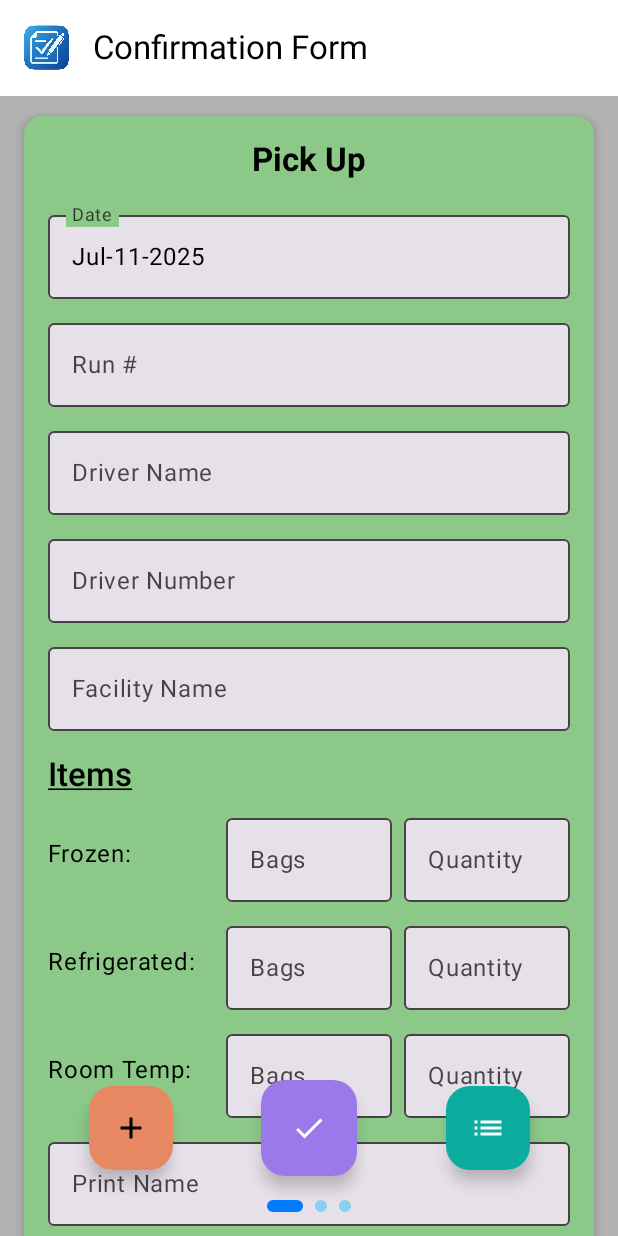
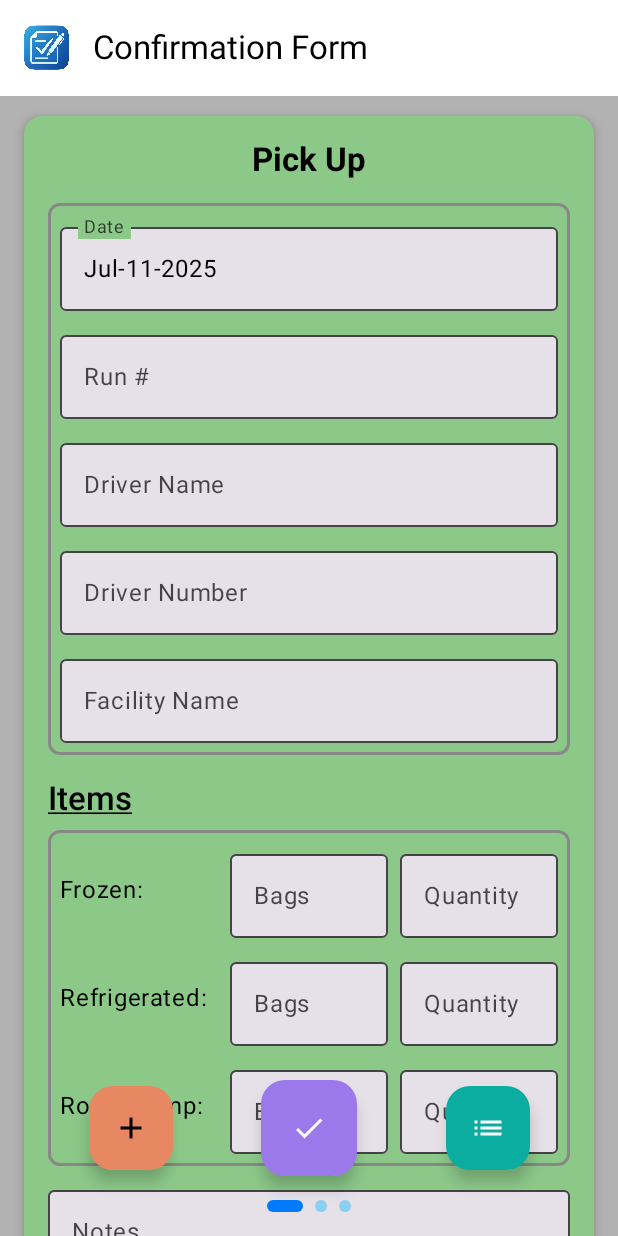
Before and after one commit to sthao42/quickform, an Android app built with Jetpack Compose: the screen it shows after launch (MainActivity), on a phone screen of 412 x 824 dp. Run offline under Robolectric (Android 15) with nearby library versions, the phone set to English and light mode, and no system bars; our stand-ins replace Room's generated code.

Commit message:
additional field and UI

```diff
--- a/app/src/main/java/com/sthao/quickform/FormDatabase.kt
+++ b/app/src/main/java/com/sthao/quickform/FormDatabase.kt
@@ -8,7 +8,7 @@ import androidx.room.migration.Migration
 import androidx.sqlite.db.SupportSQLiteDatabase
 import com.sthao.quickform.util.Constants.DATABASE_NAME
 
-@Database(entities = [FormEntry::class, FormImage::class], version = 7, exportSchema = false)
+@Database(entities = [FormEntry::class, FormImage::class], version = 8, exportSchema = false)
 abstract class FormDatabase : RoomDatabase() {
 
     abstract fun formDao(): FormDao
@@ -48,6 +48,13 @@ abstract class FormDatabase : RoomDatabase() {
             }
         }
 
+        private val MIGRATION_7_8 = object : Migration(7, 8) {
+            override fun migrate(db: SupportSQLiteDatabase) {
+                db.execSQL("ALTER TABLE form_entries ADD COLUMN pickupAdditionalNotes TEXT")
+                db.execSQL("ALTER TABLE form_entries ADD COLUMN dropoffAdditionalNotes TEXT")
+            }
+        }
+
         fun getDatabase(context: Context): FormDatabase {
             return INSTANCE ?: synchronized(this) {
                 val instance = Room.databaseBuilder(
@@ -55,7 +62,7 @@ abstract class FormDatabase : RoomDatabase() {
                     FormDatabase::class.java,
                     DATABASE_NAME
                 )
-                    .addMigrations(MIGRATION_5_6, MIGRATION_6_7)
+                    .addMigrations(MIGRATION_5_6, MIGRATION_6_7, MIGRATION_7_8)
                     .build()
                 INSTANCE = instance
                 instance
--- a/app/src/main/java/com/sthao/quickform/FormEntry.kt
+++ b/app/src/main/java/com/sthao/quickform/FormEntry.kt
@@ -41,6 +41,7 @@ data class FormEntry(
     val pickupMoneyBagsQuantity: String?,
     val pickupOthersQuantity: String?,
     val pickupNotes: String?,
+    val pickupAdditionalNotes: String?,
     val pickupPrintSignatureOne: String?,
     val pickupPrintSignatureTwo: String?,
     val pickupSignatureOne: ByteArray?, // Stored as BLOB
@@ -64,6 +65,7 @@ data class FormEntry(
     val dropoffMoneyBagsQuantity: String?,
     val dropoffOthersQuantity: String?,
     val dropoffNotes: String?,
+    val dropoffAdditionalNotes: String?,
     val dropoffPrintSignatureOne: String?,
     val dropoffPrintSignatureTwo: String?,
     val dropoffSignatureOne: ByteArray?, // Stored as BLOB
@@ -95,6 +97,7 @@ data class FormEntry(
         if (pickupMoneyBagsQuantity != other.pickupMoneyBagsQuantity) return false
         if (pickupOthersQuantity != other.pickupOthersQuantity) return false
         if (pickupNotes != other.pickupNotes) return false
+        if (pickupAdditionalNotes != other.pickupAdditionalNotes) return false
         if (pickupPrintSignatureOne != other.pickupPrintSignatureOne) return false
         if (pickupPrintSignatureTwo != other.pickupPrintSignatureTwo) return false
         if (pickupSignatureOne != null) {
@@ -122,6 +125,7 @@ data class FormEntry(
         if (dropoffMoneyBagsQuantity != other.dropoffMoneyBagsQuantity) return false
         if (dropoffOthersQuantity != other.dropoffOthersQuantity) return false
         if (dropoffNotes != other.dropoffNotes) return false
+        if (dropoffAdditionalNotes != other.dropoffAdditionalNotes) return false
         if (dropoffPrintSignatureOne != other.dropoffPrintSignatureOne) return false
         if (dropoffPrintSignatureTwo != other.dropoffPrintSignatureTwo) return false
         if (dropoffSignatureOne != null) {
@@ -156,6 +160,7 @@ data class FormEntry(
         result = 31 * result + (pickupMoneyBagsQuantity?.hashCode() ?: 0)
         result = 31 * result + (pickupOthersQuantity?.hashCode() ?: 0)
         result = 31 * result + (pickupNotes?.hashCode() ?: 0)
+        result = 31 * result + (pickupAdditionalNotes?.hashCode() ?: 0)
         result = 31 * result + (pickupPrintSignatureOne?.hashCode() ?: 0)
         result = 31 * result + (pickupPrintSignatureTwo?.hashCode() ?: 0)
         result = 31 * result + (pickupSignatureOne?.contentHashCode() ?: 0)
@@ -177,6 +182,7 @@ data class FormEntry(
         result = 31 * result + (dropoffMoneyBagsQuantity?.hashCode() ?: 0)
         result = 31 * result + (dropoffOthersQuantity?.hashCode() ?: 0)
         result = 31 * result + (dropoffNotes?.hashCode() ?: 0)
+        result = 31 * result + (dropoffAdditionalNotes?.hashCode() ?: 0)
         result = 31 * result + (dropoffPrintSignatureOne?.hashCode() ?: 0)
         result = 31 * result + (dropoffPrintSignatureTwo?.hashCode() ?: 0)
         result = 31 * result + (dropoffSignatureOne?.contentHashCode() ?: 0)
--- a/app/src/main/java/com/sthao/quickform/ui/pickup/PickupScreen.kt
+++ b/app/src/main/java/com/sthao/quickform/ui/pickup/PickupScreen.kt
@@ -1,5 +1,8 @@
 package com.sthao.quickform.ui.pickup
 
+import androidx.compose.foundation.BorderStroke
+import androidx.compose.foundation.border
+import androidx.compose.foundation.shape.RoundedCornerShape
 import androidx.compose.foundation.interaction.MutableInteractionSource
 import androidx.compose.foundation.interaction.collectIsPressedAsState
 import androidx.compose.foundation.layout.Arrangement
@@ -29,6 +32,7 @@ import androidx.compose.runtime.remember
 import androidx.compose.runtime.setValue
 import androidx.compose.ui.Alignment
 import androidx.compose.ui.Modifier
+import androidx.compose.ui.graphics.Color
 import androidx.compose.ui.text.font.FontWeight
 import androidx.compose.ui.text.input.KeyboardType
 import androidx.compose.ui.text.style.TextDecoration
@@ -85,6 +89,11 @@ fun PickupScreen(
                 }
             }
 
+            Column(
+                modifier = Modifier
+                    .border(BorderStroke(1.5.dp, Color.Gray), shape = RoundedCornerShape(8.dp))
+                    .padding(8.dp)
+            ) {
                 // A read-only text field to display the selected date.
                 OutlinedTextField(
                     value = state.date,
@@ -150,6 +159,7 @@ fun PickupScreen(
                     modifier = Modifier.fillMaxWidth(),
                     colors = customTextFieldColors,
                 )
+            }
             Spacer(Modifier.height(16.dp))
 
             Text(
@@ -160,6 +170,11 @@ fun PickupScreen(
             )
             Spacer(Modifier.height(8.dp))
 
+            Column(
+                modifier = Modifier
+                    .border(BorderStroke(1.5.dp, Color.Gray), shape = RoundedCornerShape(8.dp))
+                    .padding(8.dp)
+            ) {
                 // Rows of fields for capturing item quantities.
                 Row(
                     modifier = Modifier.fillMaxWidth(),
@@ -234,6 +249,17 @@ fun PickupScreen(
                         keyboardOptions = KeyboardOptions(keyboardType = KeyboardType.Number),
                     )
                 }
+            }
+            Spacer(Modifier.height(8.dp))
+
+            // Notes
+            OutlinedTextField(
+                value = state.notes,
+                onValueChange = { onEvent(FormEvent.UpdateField(FormSection.PICKUP, FormFieldType.NOTES, it)) },
+                label = { Text("Notes") },
+                modifier = Modifier.fillMaxWidth(),
+                colors = customTextFieldColors,
+            )
             Spacer(Modifier.height(8.dp))
 
             // Print Signature One
@@ -254,6 +280,11 @@ fun PickupScreen(
             )
             Spacer(Modifier.height(16.dp))
 
+            Column(
+                modifier = Modifier
+                    .border(BorderStroke(1.5.dp, Color.Gray), shape = RoundedCornerShape(8.dp))
+                    .padding(8.dp)
+            ) {
                 Row(
                     modifier = Modifier.fillMaxWidth(),
                     verticalAlignment = Alignment.CenterVertically,
@@ -337,13 +368,13 @@ fun PickupScreen(
                         keyboardOptions = KeyboardOptions(keyboardType = KeyboardType.Number),
                     )
                 }
+            }
             Spacer(Modifier.height(8.dp))
 
-            // Notes
             OutlinedTextField(
-                value = state.notes,
-                onValueChange = { onEvent(FormEvent.UpdateField(FormSection.PICKUP, FormFieldType.NOTES, it)) },
-                label = { Text("Notes") },
+                value = state.additionalNotes,
+                onValueChange = { onEvent(FormEvent.UpdateField(FormSection.PICKUP, FormFieldType.ADDITIONAL_NOTES, it)) },
+                label = { Text("Additional Notes") },
                 modifier = Modifier.fillMaxWidth(),
                 colors = customTextFieldColors,
             )
--- a/app/src/main/java/com/sthao/quickform/ui/viewmodel/FormEvent.kt
+++ b/app/src/main/java/com/sthao/quickform/ui/viewmodel/FormEvent.kt
@@ -10,7 +10,7 @@ import com.sthao.quickform.FormEntryWithImages
  */
 enum class FormFieldType {
     // Basic info fields
-    RUN, DATE, DRIVER_NAME, DRIVER_NUMBER, FACILITY_NAME, NOTES,
+    RUN, DATE, DRIVER_NAME, DRIVER_NUMBER, FACILITY_NAME, NOTES, ADDITIONAL_NOTES,
 
     // Quantity fields
     FROZEN_BAGS, FROZEN_QUANTITY,
--- a/app/src/main/java/com/sthao/quickform/ui/viewmodel/FormViewModel.kt
+++ b/app/src/main/java/com/sthao/quickform/ui/viewmodel/FormViewModel.kt
@@ -60,6 +60,7 @@ data class PickupUiState(
     val moneyBagsQuantity: String = "",
     val othersQuantity: String = "",
     val notes: String = "",
+    val additionalNotes: String = "",
     val printSignatureOne: String = "",
     val printSignatureTwo: String = "",
     val signatureOne: Bitmap? = null,
@@ -87,6 +88,7 @@ data class DropoffUiState(
     val moneyBagsQuantity: String = "",
     val othersQuantity: String = "",
     val notes: String = "",
+    val additionalNotes: String = "",
     val printSignatureOne: String = "",
     val printSignatureTwo: String = "",
     val signatureOne: Bitmap? = null,
@@ -176,6 +178,7 @@ class FormViewModel(application: Application) : AndroidViewModel(application) {
             FormFieldType.MONEY_BAGS_QUANTITY -> pickupState.copy(moneyBagsQuantity = value)
             FormFieldType.OTHERS_QUANTITY -> pickupState.copy(othersQuantity = value)
             FormFieldType.NOTES -> pickupState.copy(notes = value)
+            FormFieldType.ADDITIONAL_NOTES -> pickupState.copy(additionalNotes = value)
             FormFieldType.PRINT_SIGNATURE_ONE -> pickupState.copy(printSignatureOne = value)
             FormFieldType.PRINT_SIGNATURE_TWO -> pickupState.copy(printSignatureTwo = value)
         }
@@ -201,6 +204,7 @@ class FormViewModel(application: Application) : AndroidViewModel(application) {
             FormFieldType.MONEY_BAGS_QUANTITY -> dropoffState.copy(moneyBagsQuantity = value)
             FormFieldType.OTHERS_QUANTITY -> dropoffState.copy(othersQuantity = value)
             FormFieldType.NOTES -> dropoffState.copy(notes = value)
+            FormFieldType.ADDITIONAL_NOTES -> dropoffState.copy(additionalNotes = value)
             FormFieldType.PRINT_SIGNATURE_ONE -> dropoffState.copy(printSignatureOne = value)
             FormFieldType.PRINT_SIGNATURE_TWO -> dropoffState.copy(printSignatureTwo = value)
         }
@@ -256,6 +260,7 @@ class FormViewModel(application: Application) : AndroidViewModel(application) {
             pickupMoneyBagsQuantity = currentPickupState.moneyBagsQuantity,
             pickupOthersQuantity = currentPickupState.othersQuantity,
             pickupNotes = currentPickupState.notes,
+            pickupAdditionalNotes = currentPickupState.additionalNotes,
             pickupPrintSignatureOne = currentPickupState.printSignatureOne,
             pickupPrintSignatureTwo = currentPickupState.printSignatureTwo,
             pickupSignatureOne = pickupSignatureOneBytes,
@@ -277,6 +282,7 @@ class FormViewModel(application: Application) : AndroidViewModel(application) {
             dropoffMoneyBagsQuantity = currentDropoffState.moneyBagsQuantity,
             dropoffOthersQuantity = currentDropoffState.othersQuantity,
             dropoffNotes = currentDropoffState.notes,
+            dropoffAdditionalNotes = currentDropoffState.additionalNotes,
             dropoffPrintSignatureOne = currentDropoffState.printSignatureOne,
             dropoffPrintSignatureTwo = currentDropoffState.printSignatureTwo,
             dropoffSignatureOne = dropoffSignatureOneBytes,
@@ -339,6 +345,7 @@ class FormViewModel(application: Application) : AndroidViewModel(application) {
             moneyBagsQuantity = form.pickupMoneyBagsQuantity ?: "",
             othersQuantity = form.pickupOthersQuantity ?: "",
             notes = form.pickupNotes ?: "",
+            additionalNotes = form.pickupAdditionalNotes ?: "",
             printSignatureOne = form.pickupPrintSignatureOne ?: "",
             printSignatureTwo = form.pickupPrintSignatureTwo ?: "",
             signatureOne = pickupSignatureOneBitmap,
@@ -364,6 +371,7 @@ class FormViewModel(application: Application) : AndroidViewModel(application) {
             moneyBagsQuantity = form.dropoffMoneyBagsQuantity ?: "",
             othersQuantity = form.dropoffOthersQuantity ?: "",
             notes = form.dropoffNotes ?: "",
+            additionalNotes = form.dropoffAdditionalNotes ?: "",
             printSignatureOne = form.dropoffPrintSignatureOne ?: "",
             printSignatureTwo = form.dropoffPrintSignatureTwo ?: "",
             signatureOne = dropoffSignatureOneBitmap,
```
Also changed, not shown: app/src/main/java/com/sthao/quickform/ui/dropoff/DropoffScreen.kt (+35 -4 lines). Lines whose indentation alone changed are shown as unchanged.
